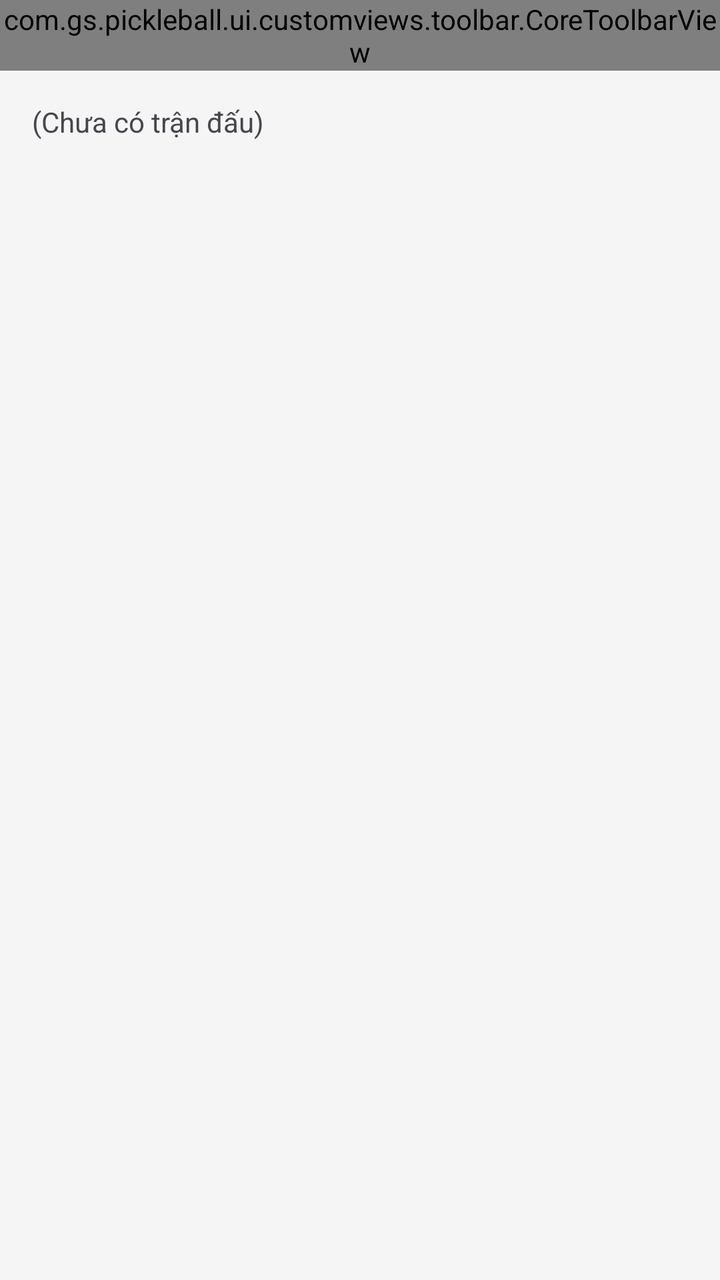
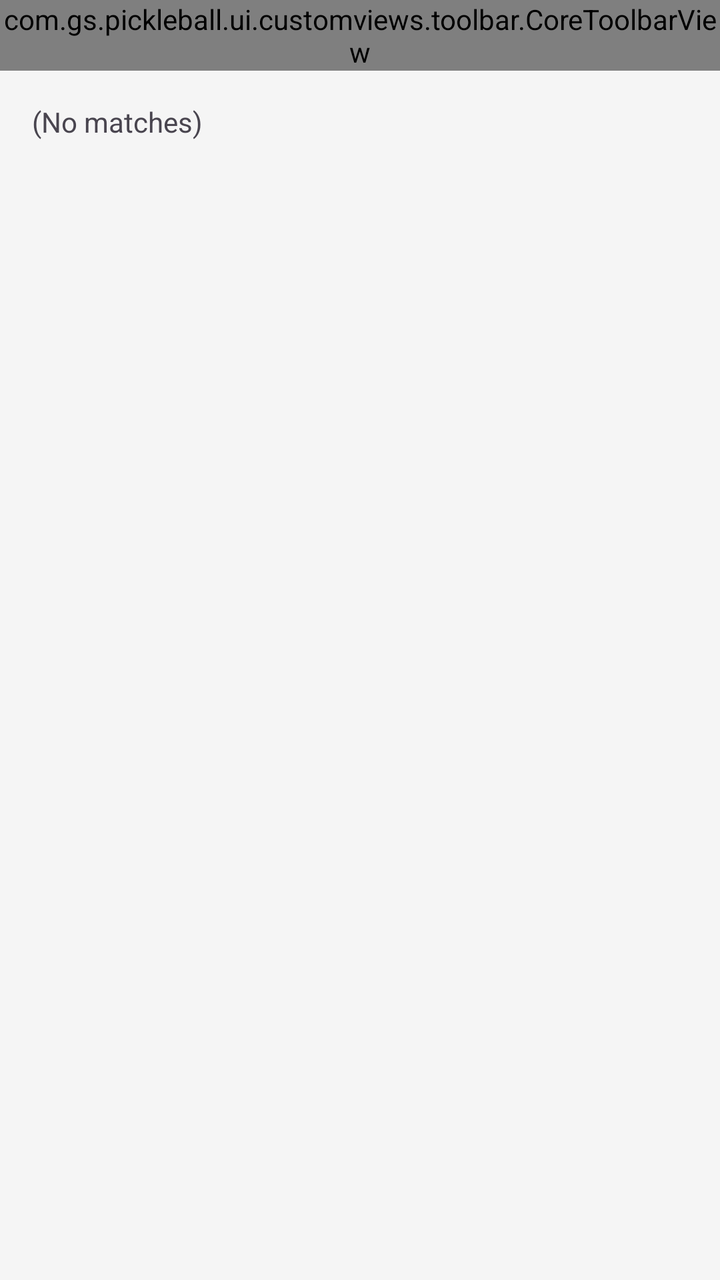

Screens rendered from an Android XML layout before and after an edit, with the pre-edit source and the edit as a unified diff.
<!-- AndroidManifest.xml: application theme Theme.Pickleball -->
<!-- res/layout/activity_match_list.xml -->
<?xml version="1.0" encoding="utf-8"?>
<androidx.constraintlayout.widget.ConstraintLayout xmlns:android="http://schemas.android.com/apk/res/android"
    xmlns:app="http://schemas.android.com/apk/res-auto"
    android:layout_width="match_parent"
    android:layout_height="match_parent"
    android:background="#F5F5F5">

    <com.gs.pickleball.ui.customviews.toolbar.CoreToolbarView
        android:id="@+id/toolbar"
        android:layout_width="match_parent"
        android:layout_height="wrap_content"
        app:ctv_tv_title="Danh sách trận đấu"
        app:layout_constraintTop_toTopOf="parent"/>

    <TextView
        android:id="@+id/emptyText"
        android:layout_width="0dp"
        android:layout_height="wrap_content"
        android:layout_marginHorizontal="16dp"
        android:layout_marginTop="16dp"
        android:text="(Chưa có trận đấu)"
        app:layout_constraintEnd_toEndOf="parent"
        app:layout_constraintStart_toStartOf="parent"
        app:layout_constraintTop_toBottomOf="@id/toolbar"/>

    <ListView
        android:id="@+id/matchListView"
        android:layout_width="0dp"
        android:layout_height="0dp"
        android:layout_marginHorizontal="16dp"
        android:layout_marginTop="16dp"
        android:divider="@android:color/transparent"
        android:dividerHeight="8dp"
        app:layout_constraintBottom_toBottomOf="parent"
        app:layout_constraintEnd_toEndOf="parent"
        app:layout_constraintStart_toStartOf="parent"
        app:layout_constraintTop_toBottomOf="@id/emptyText"/>

</androidx.constraintlayout.widget.ConstraintLayout>
<!-- resources referenced by this layout -->
<resources>
  <style name="Theme.Pickleball" parent="Base.Theme.Pickleball" />
  <style name="Base.Theme.Pickleball" parent="Theme.Material3.DayNight.NoActionBar">
          
          
      </style>
</resources>

<!-- the commit's change to res/layout/activity_match_list.xml (unified diff, before → after) -->
@@ -1,4 +1,4 @@
-<?xml version="1.0" encoding="utf-8"?>
+﻿<?xml version="1.0" encoding="utf-8"?>
 <androidx.constraintlayout.widget.ConstraintLayout xmlns:android="http://schemas.android.com/apk/res/android"
     xmlns:app="http://schemas.android.com/apk/res-auto"
     android:layout_width="match_parent"
@@ -9,7 +9,7 @@
         android:id="@+id/toolbar"
         android:layout_width="match_parent"
         android:layout_height="wrap_content"
-        app:ctv_tv_title="Danh sách trận đấu"
+        app:ctv_tv_title="@string/label_match_list"
         app:layout_constraintTop_toTopOf="parent"/>
 
     <TextView
@@ -18,7 +18,7 @@
         android:layout_height="wrap_content"
         android:layout_marginHorizontal="16dp"
         android:layout_marginTop="16dp"
-        android:text="(Chưa có trận đấu)"
+        android:text="@string/empty_matches"
         app:layout_constraintEnd_toEndOf="parent"
         app:layout_constraintStart_toStartOf="parent"
         app:layout_constraintTop_toBottomOf="@id/toolbar"/>
<!-- resource entries referenced after the edit -->
@@ -1,5 +1,7 @@
 <!-- resources referenced by this layout -->
 <resources>
+  <string name="empty_matches">(No matches)</string>
+  <string name="label_match_list">Match list</string>
   <style name="Theme.Pickleball" parent="Base.Theme.Pickleball" />
   <style name="Base.Theme.Pickleball" parent="Theme.Material3.DayNight.NoActionBar">
           
